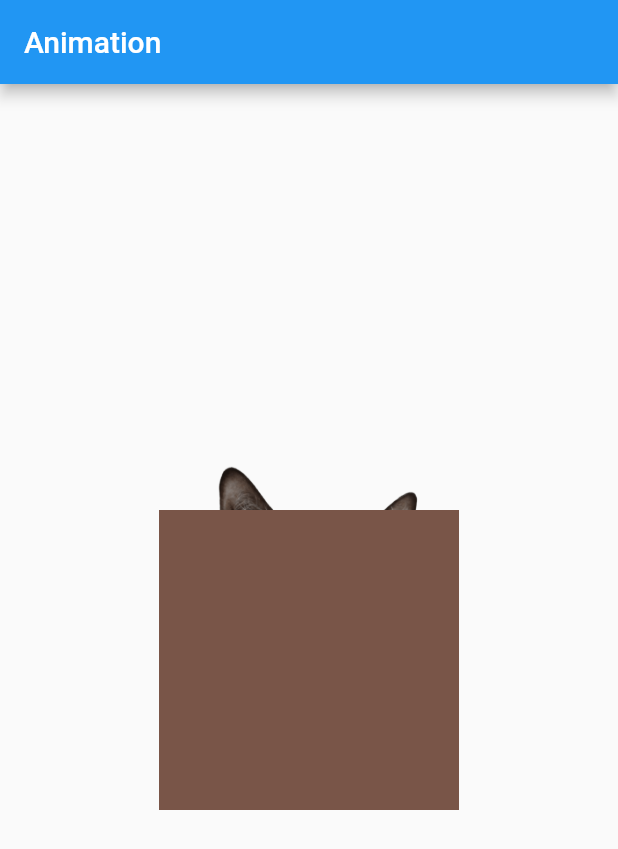
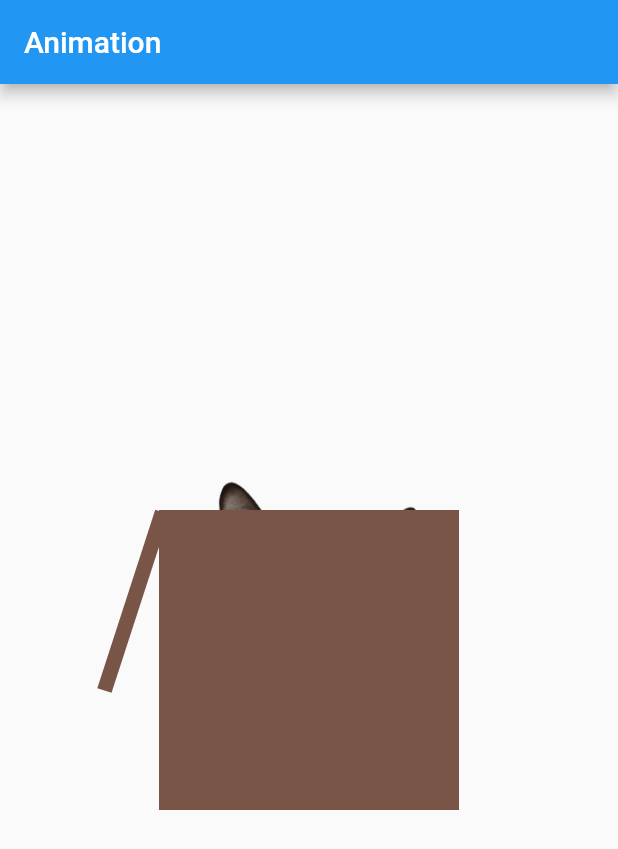
Before and after one commit to weilyuwang/FlutterAnimation-Intro, a Flutter app: the screen it shows after launch, on a phone screen of 412 x 824 dp. Shown: the top 849 px of the screen. Run offline on Flutter 3.47's test engine with Material 2 defaults, Android fonts, the phone set to English and light mode, and no system bars.

Commit message:
add left flap

```diff
--- a/lib/src/screens/home.dart
+++ b/lib/src/screens/home.dart
@@ -1,5 +1,6 @@
 import 'package:animation_intro/src/widgets/cat.dart';
 import 'package:flutter/material.dart';
+import 'dart:math';
 
 class Home extends StatefulWidget {
   @override
@@ -15,11 +16,11 @@ class _HomeState extends State<Home> with TickerProviderStateMixin {
     super.initState();
 
     catController = AnimationController(
-      duration: Duration(seconds: 1),
+      duration: Duration(milliseconds: 500),
       vsync: this,
     );
 
-    catAnimation = Tween(begin: -30.0, end: -120.0).animate(
+    catAnimation = Tween(begin: -20.0, end: -130.0).animate(
       CurvedAnimation(
         parent: catController,
         curve: Curves.easeIn,
@@ -48,6 +49,7 @@ class _HomeState extends State<Home> with TickerProviderStateMixin {
             children: <Widget>[
               _buildCatAnimation(),
               _buildBox(),
+              _buildLeftFlap(),
             ],
           ),
         ),
@@ -80,4 +82,21 @@ class _HomeState extends State<Home> with TickerProviderStateMixin {
       color: Colors.brown,
     );
   }
+
+  // Box Flap
+  Widget _buildLeftFlap() {
+    return Positioned(
+      child: Transform.rotate(
+        child: Container(
+          height: 10.0,
+          width: 125.0,
+          color: Colors.brown,
+        ),
+        angle: pi * 0.6,
+        alignment: Alignment.topLeft, // rotation point: default center
+      ),
+      left: 7.0,
+      top: 3.0,
+    );
+  }
 }
```
